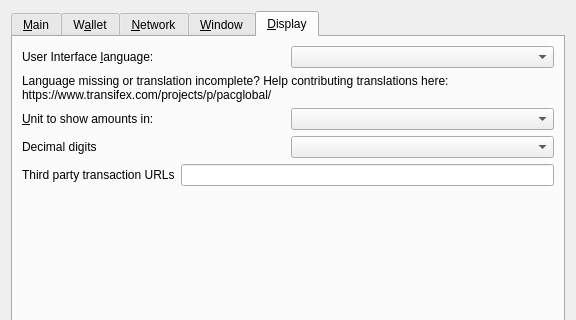
Qt form src/qt/forms/optionsdialog.ui (polispay/polis) before a commit; both pictures show x 0 to 576 and y 0 to 320 of the 576 by 463 pixel window.
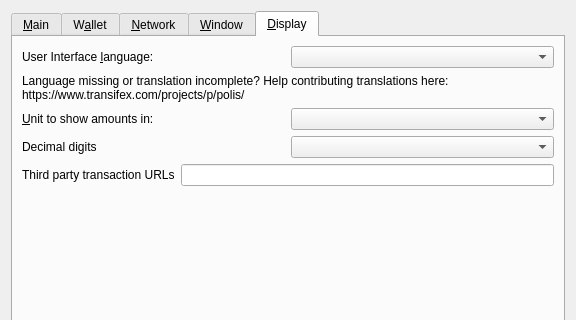
The same form after that commit. The open tabs and pages were chosen to show the change. Custom widgets are drawn as their Qt base class.

```diff
--- a/src/qt/forms/optionsdialog.ui
+++ b/src/qt/forms/optionsdialog.ui
@@ -713,7 +713,7 @@
          </property>
          <property name="text">
           <string>Language missing or translation incomplete? Help contributing translations here:
-https://www.transifex.com/projects/p/pacglobal/</string>
+https://www.transifex.com/projects/p/polis/</string>
          </property>
          <property name="wordWrap">
           <bool>true</bool>
```
